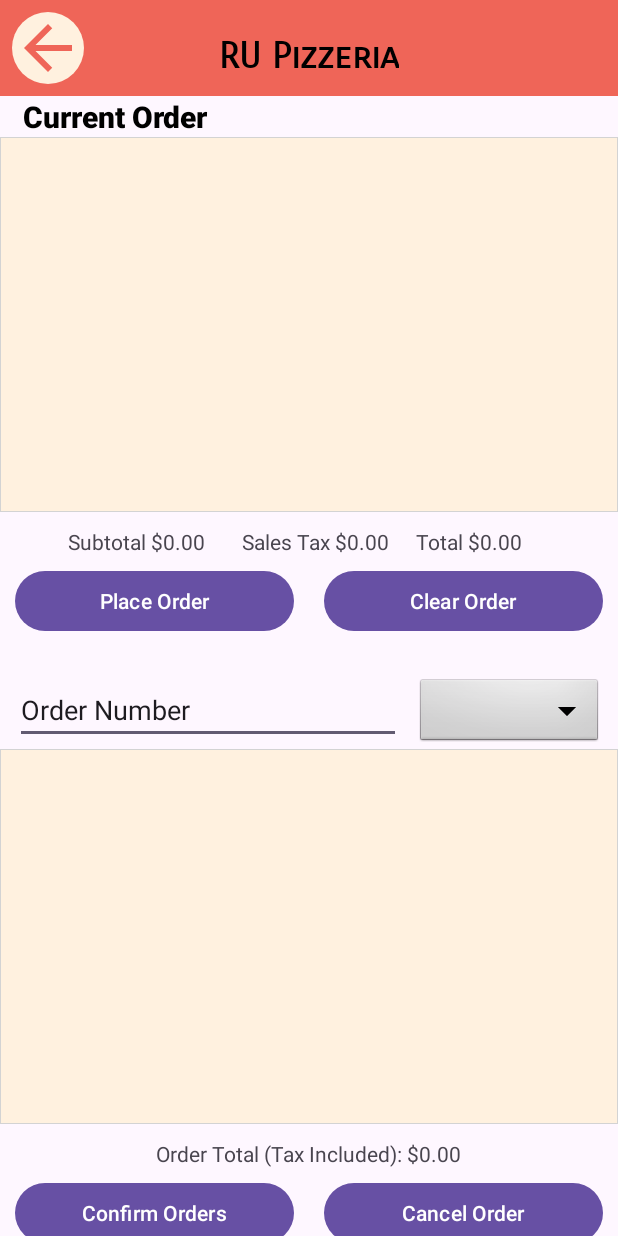
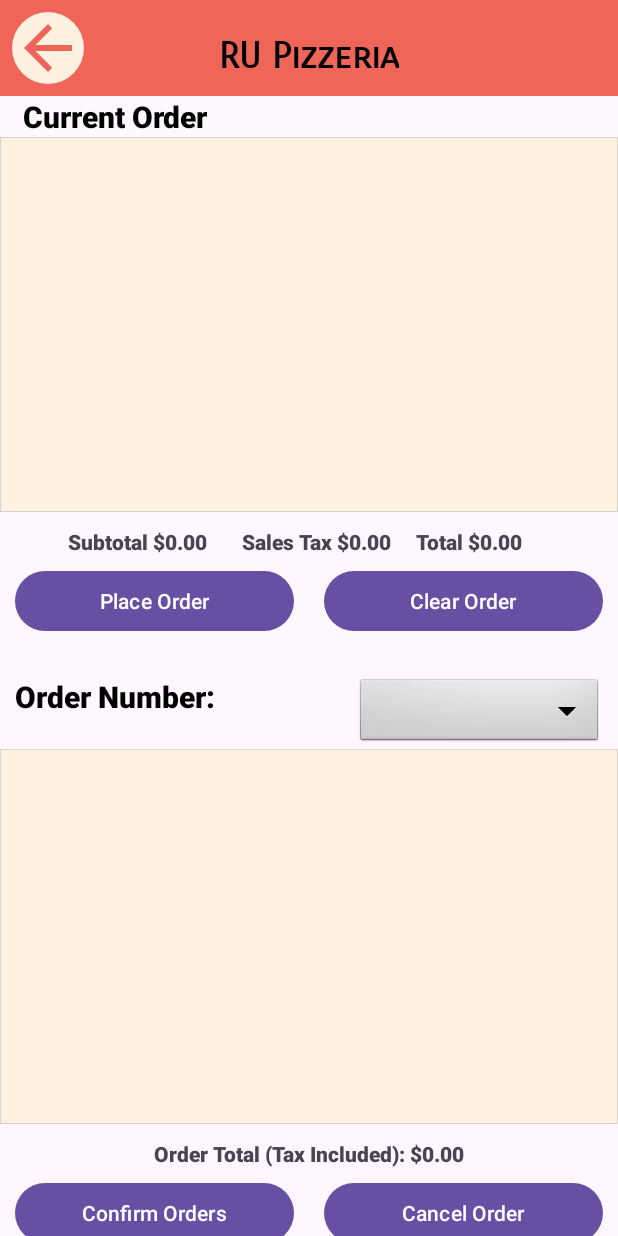
Before and after one commit to jasonord2004/Project5-Android-Studio, an Android app: the OrderActivity screen opened directly, with no data from a screen before it, on a phone screen of 412 x 824 dp. Run offline under Robolectric (Android 15) with nearby library versions, the phone set to English and light mode, and no system bars.

Commit message:
OrderView New Design

```diff
--- a/app/src/main/res/layout/orders_view.xml
+++ b/app/src/main/res/layout/orders_view.xml
@@ -88,6 +88,7 @@
                 android:layout_width="0dp"
                 android:layout_height="wrap_content"
                 android:layout_weight="1"
+                android:fontFamily="sans-serif-black"
                 android:text="@string/subtotalString" />
 
             <TextView
@@ -95,6 +96,7 @@
                 android:layout_width="0dp"
                 android:layout_height="wrap_content"
                 android:layout_weight="1"
+                android:fontFamily="sans-serif-black"
                 android:text="@string/salesTaxString" />
 
             <TextView
@@ -102,6 +104,7 @@
                 android:layout_width="0dp"
                 android:layout_height="wrap_content"
                 android:layout_weight="1"
+                android:fontFamily="sans-serif-black"
                 android:text="@string/totalString" />
         </LinearLayout>
 
@@ -146,18 +149,19 @@
                 android:orientation="horizontal"
                 android:layout_marginHorizontal="10dp">
 
-                <EditText
-                    android:id="@+id/editTextText"
+                <TextView
+                    android:id="@+id/orderNumber"
                     android:layout_width="wrap_content"
                     android:layout_height="wrap_content"
                     android:layout_weight="1"
-                    android:ems="10"
-                    android:inputType="text"
-                    android:text="Order Number"
+                    android:textColor="@color/black"
+                    android:fontFamily="sans-serif-black"
+                    android:textSize="20sp"
+                    android:text="Order Number:"
                     android:layout_marginRight="10dp"/>
 
                 <Spinner
-                    android:id="@+id/orderNumber"
+                    android:id="@+id/orderNumberBox"
                     android:layout_width="wrap_content"
                     android:layout_height="wrap_content"
                     android:layout_weight="1"
@@ -179,6 +183,7 @@
                 android:layout_width="wrap_content"
                 android:layout_height="wrap_content"
                 android:layout_marginVertical="10dp"
+                android:fontFamily="sans-serif-black"
                 android:text="Order Total (Tax Included): $0.00"
                 android:layout_gravity="center"/>
 
```
